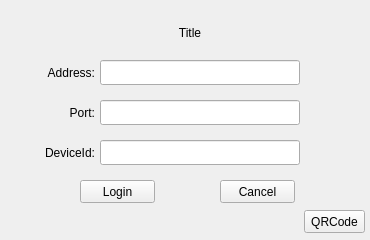
Old version of the form gwpttapp/gwpttlogin.ui in the repository hejingsheng/GWPttClient.
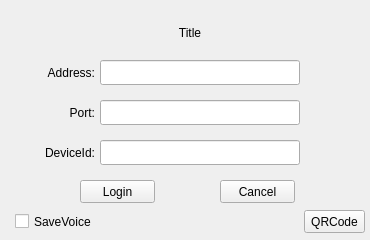
New version of the form.

```diff
--- a/gwpttapp/gwpttlogin.ui
+++ b/gwpttapp/gwpttlogin.ui
@@ -165,6 +165,19 @@
     <string>QRCode</string>
    </property>
   </widget>
+  <widget class="QCheckBox" name="checkBoxSaveVoice">
+   <property name="geometry">
+    <rect>
+     <x>15</x>
+     <y>210</y>
+     <width>80</width>
+     <height>23</height>
+    </rect>
+   </property>
+   <property name="text">
+    <string>SaveVoice</string>
+   </property>
+  </widget>
  </widget>
  <resources/>
  <connections/>
```
